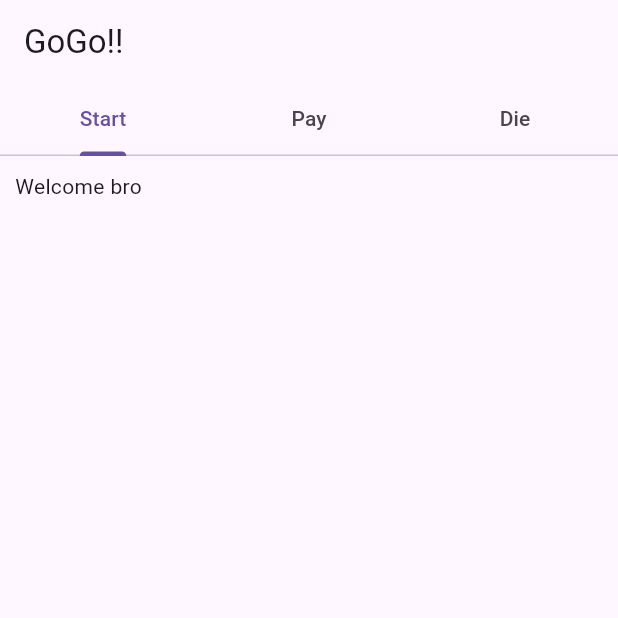
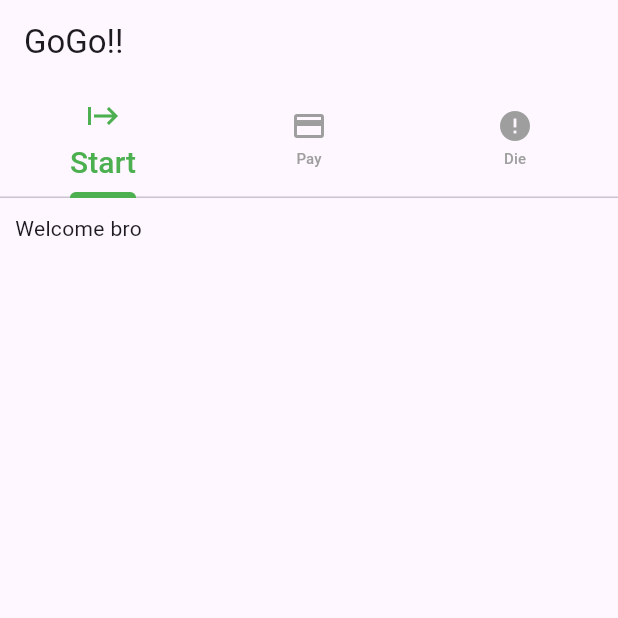
Before and after one commit to ch3rrywolf/NexusFlutter, a Flutter app: the screen it shows after launch, on a phone screen of 412 x 824 dp, the top half of it. Run offline on Flutter 3.47's test engine with Material 3 defaults, Android fonts, the phone set to English and light mode, and no system bars.

Commit message:
flutter Tabbar part 2

```diff
--- a/nexus_flutter/testflutter/lib/main.dart
+++ b/nexus_flutter/testflutter/lib/main.dart
@@ -23,15 +23,29 @@ class _MyAppState extends State<MyApp> {
           key: scaffoldkey,
           appBar: AppBar(
             title: Text("GoGo!!"),
-            bottom: TabBar(tabs: [
+            bottom: TabBar(
+                indicatorColor: Colors.green,
+                indicatorWeight: 4,
+                labelColor: Colors.green,
+                labelStyle: TextStyle(fontSize: 20),
+                unselectedLabelColor: Colors.grey,
+                unselectedLabelStyle: TextStyle(fontSize: 10),
+                tabs: [
                   Tab(
-                child: Text("Start"),
+                    iconMargin: EdgeInsets.all(5),
+                    icon: Icon(Icons.start),
+                    text: "Start",
+                    // child: Text("Start"),
                   ),
                   Tab(
-                child: Text("Pay"),
+                    icon: Icon(Icons.payment),
+                    text: "Pay",
+                    // child: Text("Pay"),
                   ),
                   Tab(
-                child: Text("Die"),
+                    icon: Icon(Icons.error),
+                    text: "Die",
+                    // child: Text("Die"),
                   )
                 ]),
           ),
```
Lines whose indentation alone changed are shown as unchanged.
